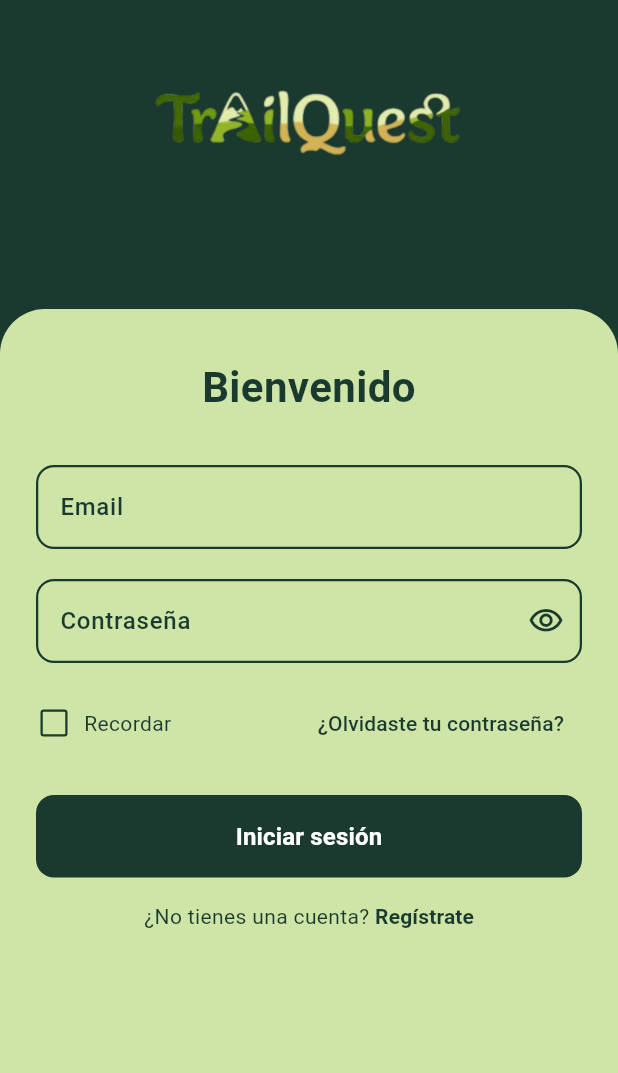
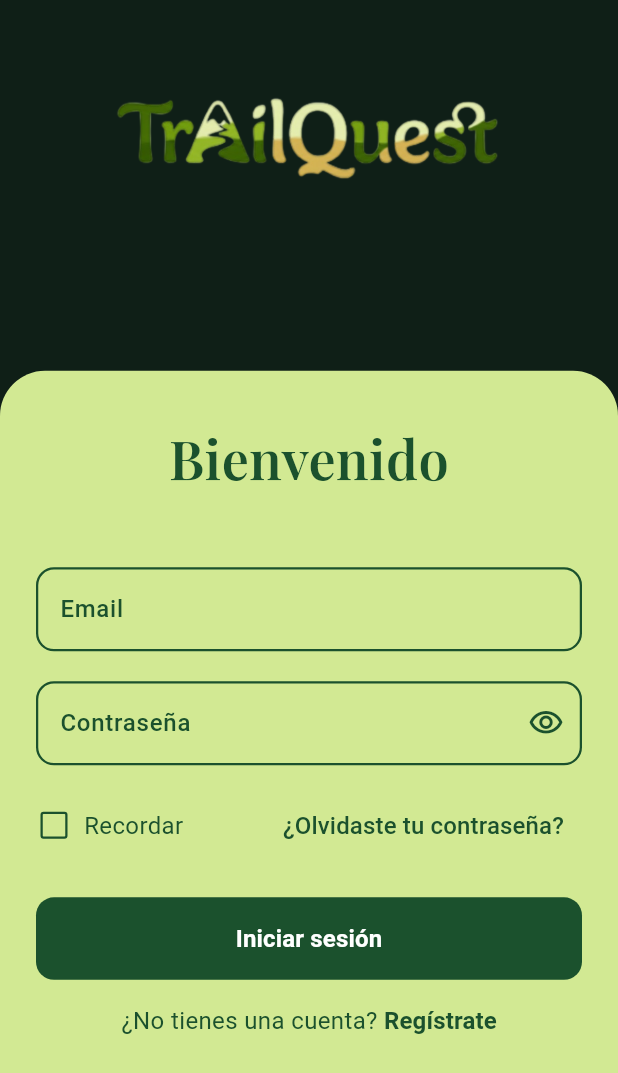
Before and after one commit to Gabriel-Perez-Marquez/TrailQuest-Mobile, a Flutter app: the screen it shows after launch, on a phone screen of 412 x 824 dp. Shown: the top 1073 px of the screen. Run offline on Flutter 3.47's test engine with Material 3 defaults, Android fonts, the phone set to English and light mode, and no system bars; our stand-ins replace google_fonts.

Commit message:
Pulido del Login

```diff
--- a/lib/features/login/ui/login_view.dart
+++ b/lib/features/login/ui/login_view.dart
@@ -1,4 +1,5 @@
 import 'package:flutter/material.dart';
+import 'package:google_fonts/google_fonts.dart';
 
 class LoginView extends StatefulWidget {
   const LoginView({super.key});
@@ -42,10 +43,10 @@ class _LoginViewState extends State<LoginView> {
   @override
   Widget build(BuildContext context) {
     final screenHeight = MediaQuery.of(context).size.height;
-    final cardHeight = screenHeight * 0.75; // 75% de la pantalla
+    final cardHeight = screenHeight * 0.70;
 
     return Scaffold(
-      backgroundColor: const Color(0xFF1B3A2F),
+      backgroundColor: const Color(0xFF0F1F17),
       body: SafeArea(
         child: Stack(
           children: [
@@ -56,7 +57,7 @@ class _LoginViewState extends State<LoginView> {
               child: Center(
                 child: Image.asset(
                   'assets/images/TrailQuest_Logo.png',
-                  height: 80,
+                  height: 100,
                 ),
               ),
             ),
@@ -67,7 +68,7 @@ class _LoginViewState extends State<LoginView> {
               height: cardHeight,
               child: Container(
                 decoration: const BoxDecoration(
-                  color: Color(0xFFCEE5A7),
+                  color: Color(0xFFD2E993),
                   borderRadius: BorderRadius.only(
                     topLeft: Radius.circular(30),
                     topRight: Radius.circular(30),
@@ -79,16 +80,16 @@ class _LoginViewState extends State<LoginView> {
                     crossAxisAlignment: CrossAxisAlignment.stretch,
                     mainAxisSize: MainAxisSize.min,
                     children: [
-                      const Text(
+                      Text(
                         'Bienvenido',
-                        style: TextStyle(
-                          fontSize: 28,
+                        style: GoogleFonts.playfairDisplay(
+                          fontSize: 36,
                           fontWeight: FontWeight.w600,
-                          color: Color(0xFF1B3A2F),
+                          color: const Color(0xFF1B512D),
                         ),
                         textAlign: TextAlign.center,
                       ),
-                      const SizedBox(height: 32),
+                      const SizedBox(height: 48),
                       TextField(
                         controller: _emailController,
                         keyboardType: TextInputType.emailAddress,
@@ -97,32 +98,32 @@ class _LoginViewState extends State<LoginView> {
                           labelStyle: const TextStyle(
                             fontSize: 16,
                             fontWeight: FontWeight.w500,
-                            color: Color(0xFF1B3A2F),
+                            color: Color(0xFF1B512D),
                           ),
                           hintText: 'name@example.com',
                           hintStyle: const TextStyle(
-                            color: Color(0xFF8BAA7D),
+                            color: Color(0xFFD2E993),
                           ),
                           filled: true,
-                          fillColor: const Color(0xFFCEE5A7),
+                          fillColor: const Color(0xFFD2E993),
                           border: OutlineInputBorder(
                             borderRadius: BorderRadius.circular(12),
                             borderSide: const BorderSide(
-                              color: Color(0xFF1B3A2F),
+                              color: Color(0xFF1B512D),
                               width: 1.5,
                             ),
                           ),
                           enabledBorder: OutlineInputBorder(
                             borderRadius: BorderRadius.circular(12),
                             borderSide: const BorderSide(
-                              color: Color(0xFF1B3A2F),
+                              color: Color(0xFF1B512D),
                               width: 1.5,
                             ),
                           ),
                           focusedBorder: OutlineInputBorder(
                             borderRadius: BorderRadius.circular(12),
                             borderSide: const BorderSide(
-                              color: Color(0xFF1B3A2F),
+                              color: Color(0xFF1B512D),
                               width: 2,
                             ),
                           ),
@@ -137,32 +138,32 @@ class _LoginViewState extends State<LoginView> {
                           labelStyle: const TextStyle(
                             fontSize: 16,
                             fontWeight: FontWeight.w500,
-                            color: Color(0xFF1B3A2F),
+                            color: Color(0xFF1B512D),
                           ),
                           hintText: '••••••••••••••••••',
                           hintStyle: const TextStyle(
                             color: Color(0xFF8BAA7D),
                           ),
                           filled: true,
-                          fillColor: const Color(0xFFCEE5A7),
+                          fillColor: const Color(0xFFD2E993),
                           border: OutlineInputBorder(
                             borderRadius: BorderRadius.circular(12),
                             borderSide: const BorderSide(
-                              color: Color(0xFF1B3A2F),
+                              color: Color(0xFF1B512D),
                               width: 1.5,
                             ),
                           ),
                           enabledBorder: OutlineInputBorder(
                             borderRadius: BorderRadius.circular(12),
                             borderSide: const BorderSide(
-                              color: Color(0xFF1B3A2F),
+                              color: Color(0xFF1B512D),
                               width: 1.5,
                             ),
                           ),
                           focusedBorder: OutlineInputBorder(
                             borderRadius: BorderRadius.circular(12),
                             borderSide: const BorderSide(
-                              color: Color(0xFF1B3A2F),
+                              color: Color(0xFF1B512D),
                               width: 2,
                             ),
                           ),
@@ -171,7 +172,7 @@ class _LoginViewState extends State<LoginView> {
                               _obscurePassword
                                   ? Icons.visibility_outlined
                                   : Icons.visibility_off_outlined,
-                              color: const Color(0xFF1B3A2F),
+                              color: const Color(0xFF1B512D),
                             ),
                             onPressed: () {
                               setState(() {
@@ -197,9 +198,9 @@ class _LoginViewState extends State<LoginView> {
                                       _rememberMe = value ?? false;
                                     });
                                   },
-                                  activeColor: const Color(0xFF1B3A2F),
+                                  activeColor: const Color(0xFF1B512D),
                                   side: const BorderSide(
-                                    color: Color(0xFF1B3A2F),
+                                    color: Color(0xFF1B512D),
                                     width: 1.5,
                                   ),
                                 ),
@@ -208,8 +209,8 @@ class _LoginViewState extends State<LoginView> {
                               const Text(
                                 'Recordar',
                                 style: TextStyle(
-                                  fontSize: 14,
-                                  color: Color(0xFF1B3A2F),
+                                  fontSize: 16,
+                                  color: Color(0xFF1B512D),
                                 ),
                               ),
                             ],
@@ -220,8 +221,8 @@ class _LoginViewState extends State<LoginView> {
                             child: const Text(
                               '¿Olvidaste tu contraseña?',
                               style: TextStyle(
-                                fontSize: 14,
-                                color: Color(0xFF1B3A2F),
+                                fontSize: 16,
+                                color: Color(0xFF1B512D),
                                 fontWeight: FontWeight.w500,
                               ),
                             ),
@@ -232,7 +233,7 @@ class _LoginViewState extends State<LoginView> {
                       ElevatedButton(
                         onPressed: _handleLogin,
                         style: ElevatedButton.styleFrom(
-                          backgroundColor: const Color(0xFF1B3A2F),
+                          backgroundColor: const Color(0xFF1B512D),
                           foregroundColor: Colors.white,
                           padding: const EdgeInsets.symmetric(vertical: 16),
                           shape: RoundedRectangleBorder(
@@ -255,8 +256,8 @@ class _LoginViewState extends State<LoginView> {
                           const Text(
                             '¿No tienes una cuenta? ',
                             style: TextStyle(
-                              fontSize: 14,
-                              color: Color(0xFF1B3A2F),
+                              fontSize: 16,
+                              color: Color(0xFF1B512D),
                             ),
                           ),
                           TextButton(
@@ -270,8 +271,8 @@ class _LoginViewState extends State<LoginView> {
                             child: const Text(
                               'Regístrate',
                               style: TextStyle(
-                                fontSize: 14,
-                                color: Color(0xFF1B3A2F),
+                                fontSize: 16,
+                                color: Color(0xFF1B512D),
                                 fontWeight: FontWeight.bold,
                               ),
                             ),
--- a/pubspec.yaml
+++ b/pubspec.yaml
@@ -34,6 +34,7 @@ dependencies:
   # The following adds the Cupertino Icons font to your application.
   # Use with the CupertinoIcons class for iOS style icons.
   cupertino_icons: ^1.0.8
+  google_fonts: ^6.2.1
 
 dev_dependencies:
   flutter_test:
```
Also changed, not shown: pubspec.lock.
